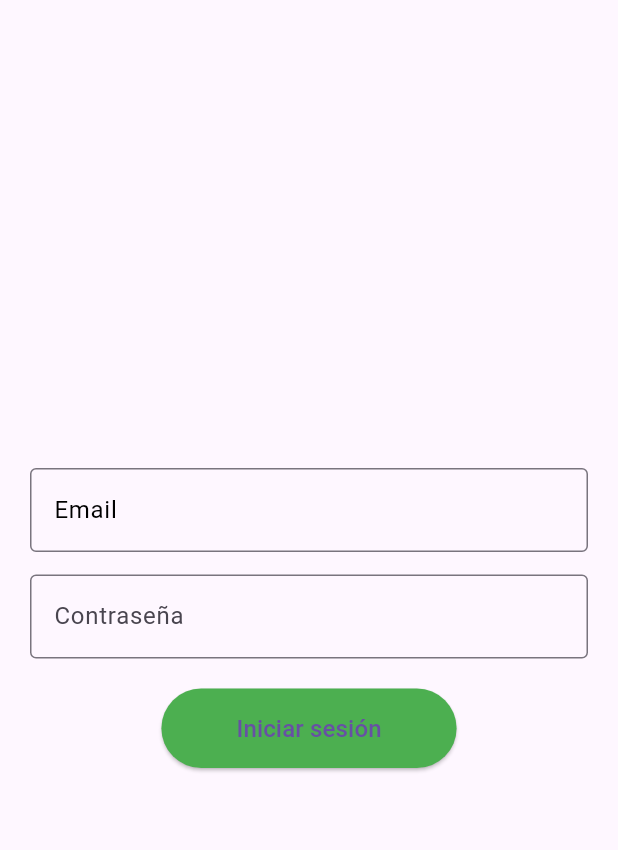
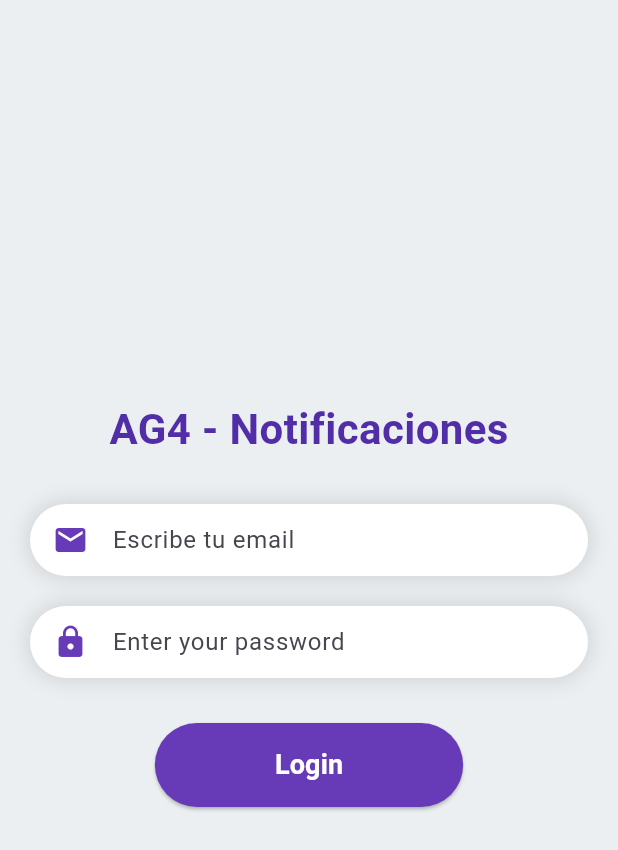
Before and after one commit to DanielCrHdez24/ag4_dma_eq1, a Flutter app: the screen it shows after launch, on a phone screen of 412 x 824 dp. Shown: the top 850 px of the screen. Run offline on Flutter 3.47's test engine with Material 3 defaults, Android fonts, the phone set to English and light mode, and no system bars; our stand-ins replace cloud_firestore, firebase_auth, firebase_core, firebase_messaging, fluttertoast; accounts and stored records are empty.

Commit message:
Update LoginScreen.dart
Versión final con el nuevo diseño

```diff
--- a/lib/LoginScreen.dart
+++ b/lib/LoginScreen.dart
@@ -3,7 +3,7 @@ import 'package:firebase_auth/firebase_auth.dart';
 import 'package:firebase_messaging/firebase_messaging.dart';
 import 'package:flutter/material.dart';
 import 'package:fluttertoast/fluttertoast.dart';
-import 'HomeScreen.dart';
+import 'homScreem.dart';
 
 class LoginScreen extends StatefulWidget {
   const LoginScreen({super.key});
@@ -18,7 +18,6 @@ class _LoginScreenState extends State<LoginScreen> {
   final FirebaseMessaging firebaseMessaging = FirebaseMessaging.instance;
   final TextEditingController mailController = TextEditingController();
   final TextEditingController passwordController = TextEditingController();
-  bool isLoading = false;
 
   @override
   void initState() {
@@ -28,10 +27,9 @@ class _LoginScreenState extends State<LoginScreen> {
 
   void _checkUserAuth() async {
     User? user = auth.currentUser;
-    print("Usuario actual: ${user?.email ?? 'No autenticado'}");
-
     if (user != null) {
-      Future.delayed(Duration.zero, () {
+      // Usar addPostFrameCallback para asegurarse de que la navegación ocurra después del ciclo de construcción
+      WidgetsBinding.instance.addPostFrameCallback((_) {
         Navigator.pushReplacement(
           context,
           MaterialPageRoute(builder: (context) => HomeScreen()),
@@ -44,104 +42,151 @@ class _LoginScreenState extends State<LoginScreen> {
     String email = mailController.text.trim();
     String password = passwordController.text.trim();
 
-    if (email.isEmpty || password.isEmpty) {
-      Fluttertoast.showToast(
-        msg: "Por favor, ingresa email y contraseña",
-        toastLength: Toast.LENGTH_SHORT,
-        gravity: ToastGravity.CENTER,
-        backgroundColor: Colors.black87,
-        textColor: Colors.white,
+    if (email.isNotEmpty && password.isNotEmpty) {
+      // Mostrar el SnackBar indicando que se está procesando el login
+      ScaffoldMessenger.of(context).showSnackBar(
+        SnackBar(
+          content: Text("Iniciando sesión..."),
+          duration: Duration(seconds: 2), // Duración del mensaje
+        ),
       );
-      return;
-    }
-
-    setState(() => isLoading = true);
 
       try {
         UserCredential result = await auth.signInWithEmailAndPassword(
             email: email, password: password);
         String? token = await firebaseMessaging.getToken();
 
-      await db.collection("users").doc(result.user!.uid).set({
+        db.collection("users").doc(result.user!.uid).set({
           "email": result.user!.email,
           "fcmToken": token,
-      }, SetOptions(merge: true));
+        });
 
+        // Usar Future.delayed para evitar la navegación inmediata
+        Future.delayed(Duration(milliseconds: 100), () {
           Navigator.pushReplacement(
               context, MaterialPageRoute(builder: (context) => HomeScreen()));
-    } on FirebaseAuthException catch (e) {
-      String errorMessage;
-      switch (e.code) {
-        case "user-not-found":
-          errorMessage = "Usuario no encontrado";
-          break;
-        case "wrong-password":
-          errorMessage = "Contraseña incorrecta";
-          break;
-        case "invalid-email":
-          errorMessage = "Correo electrónico no válido";
-          break;
-        default:
-          errorMessage = "Error: ${e.message}";
-      }
+        });
+      } catch (e) {
         Fluttertoast.showToast(
-        msg: errorMessage,
+          msg: "Error: $e",
           toastLength: Toast.LENGTH_LONG,
           gravity: ToastGravity.CENTER,
           backgroundColor: Colors.black87,
           textColor: Colors.white,
+          fontSize: 16.0,
         );
-    } finally {
-      setState(() => isLoading = false);
+      }
+    } else {
+      Fluttertoast.showToast(
+        msg: "Provide email and password",
+        toastLength: Toast.LENGTH_SHORT,
+        gravity: ToastGravity.CENTER,
+        backgroundColor: Colors.black87,
+        textColor: Colors.white,
+        fontSize: 16.0,
+      );
     }
   }
 
   @override
   Widget build(BuildContext context) {
-    // Detectar si el tema es oscuro o claro
-    bool isDarkMode = Theme.of(context).brightness == Brightness.dark;
-
     return Scaffold(
+      backgroundColor: Colors.blueGrey[50], // Fondo más suave
       body: Center(
+        child: SingleChildScrollView(
           child: Padding(
             padding: const EdgeInsets.all(20.0),
             child: Column(
               mainAxisAlignment: MainAxisAlignment.center,
+              crossAxisAlignment: CrossAxisAlignment.center,
               children: [
-              // Campo de texto para ingresar el correo
-              TextField(
+                // Título de la pantalla
+                Text(
+                  "AG4 - Notificaciones",
+                  style: TextStyle(
+                    fontSize: 28,
+                    fontWeight: FontWeight.bold,
+                    color: Colors.deepPurple[700],
+                  ),
+                ),
+                SizedBox(height: 30),
+
+                // Email input
+                Container(
+                  padding: EdgeInsets.symmetric(horizontal: 15.0),
+                  decoration: BoxDecoration(
+                    borderRadius: BorderRadius.circular(30),
+                    color: Colors.white,
+                    boxShadow: [
+                      BoxShadow(
+                        color: Colors.black.withOpacity(0.1),
+                        blurRadius: 10,
+                        spreadRadius: 3,
+                      ),
+                    ],
+                  ),
+                  child: TextField(
                     controller: mailController,
+                    keyboardType: TextInputType.emailAddress,
+                    style: TextStyle(color: Colors.black), // Color del texto
                     decoration: InputDecoration(
-                  labelText: "Email",
-                  labelStyle: TextStyle(
-                    color: isDarkMode ? Colors.yellow : Colors.black, // Amarillo en tema oscuro
+                      icon: Icon(Icons.email, color: Colors.deepPurple),
+                      hintText: "Escribe tu email",
+                      border: InputBorder.none,
                     ),
-                  border: OutlineInputBorder(),
                   ),
-                keyboardType: TextInputType.emailAddress,
-              ),
-              SizedBox(height: 15),
-              // Campo de texto para la contraseña
-              TextField(
-                controller: passwordController,
-                decoration: InputDecoration(
-                  labelText: "Contraseña",
-                  border: OutlineInputBorder(),
-                ),
-                obscureText: true,
                 ),
                 SizedBox(height: 20),
-              isLoading
-                  ? CircularProgressIndicator()
-                  : ElevatedButton(
-                style: ElevatedButton.styleFrom(
-                  padding: EdgeInsets.symmetric(horizontal: 50, vertical: 15),
-                  backgroundColor: Colors.green,
-                ),
-                onPressed: _login,
-                child: Text("Iniciar sesión", style: TextStyle(fontSize: 16)),
+
+                // Password input
+                Container(
+                  padding: EdgeInsets.symmetric(horizontal: 15.0),
+                  decoration: BoxDecoration(
+                    borderRadius: BorderRadius.circular(30),
+                    color: Colors.white,
+                    boxShadow: [
+                      BoxShadow(
+                        color: Colors.black.withOpacity(0.1),
+                        blurRadius: 10,
+                        spreadRadius: 3,
                       ),
                     ],
+                  ),
+                  child: TextField(
+                    controller: passwordController,
+                    obscureText: true,
+                    style: TextStyle(color: Colors.black), // Color del texto
+                    decoration: InputDecoration(
+                      icon: Icon(Icons.lock, color: Colors.deepPurple),
+                      hintText: "Enter your password",
+                      border: InputBorder.none,
+                    ),
+                  ),
+                ),
+                SizedBox(height: 30),
+
+                // Login button
+                ElevatedButton(
+                  onPressed: _login,
+                  style: ElevatedButton.styleFrom(
+                    padding: EdgeInsets.symmetric(horizontal: 80, vertical: 15),
+                    backgroundColor: Colors.deepPurple, // Usando backgroundColor
+                    shape: RoundedRectangleBorder(
+                      borderRadius: BorderRadius.circular(30),
+                    ),
+                  ),
+                  child: Text(
+                    "Login",
+                    style: TextStyle(
+                      fontSize: 18,
+                      fontWeight: FontWeight.bold,
+                      color: Colors.white,
+                    ),
+                  ),
+                ),
+                SizedBox(height: 20),
+              ],
+            ),
           ),
         ),
       ),
```
Lines whose indentation alone changed are shown as unchanged.
